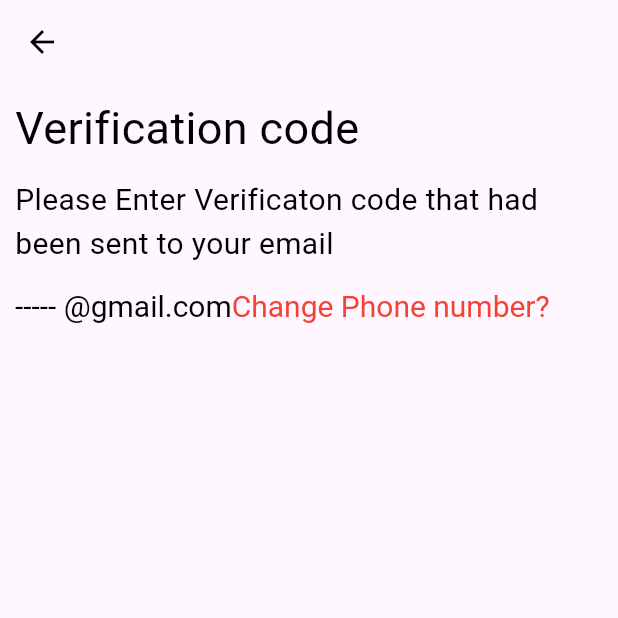
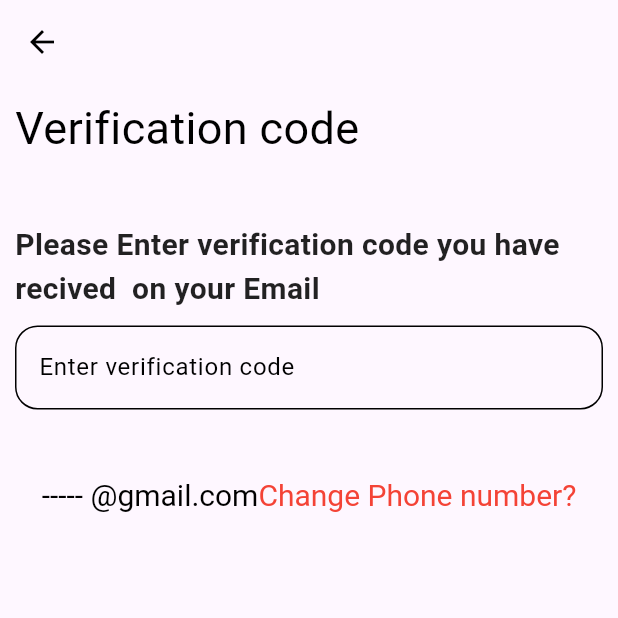
Before and after one commit to ritamagdy22/Second_Term-, a Flutter app: the Recivingcode screen opened directly, on a phone screen of 412 x 824 dp, the top half of it. Run offline on Flutter 3.47's test engine with Material 3 defaults, Android fonts, the phone set to English and light mode, and no system bars; our stand-ins replace animate_do, flutter_credit_card, getwidget, google_fonts, google_sign_in, smooth_page_indicator and 1 more; missing offline and left inert: ticket_widget.

Commit message:
Modified screen reciving code

```diff
--- a/lib/UI/RecivingCode/ResetForgetPasswordCode.dart
+++ b/lib/UI/RecivingCode/ResetForgetPasswordCode.dart
@@ -1,5 +1,7 @@
 import 'package:flutter/material.dart';
 import 'package:flutter/services.dart';
+import 'package:smart_parking_app/widget/Form_Label_Widget.dart';
+import 'package:smart_parking_app/widget/custom_Text_FormField.dart';
 
 import '../../widget/AppBarDetails.dart';
 
@@ -10,12 +12,16 @@ class Recivingcode extends StatelessWidget {
 
   @override
   Widget build(BuildContext context) {
+    TextEditingController RecivingcodeController = TextEditingController();
+
+    var formkey = GlobalKey<FormState>();
     return SafeArea(
         child: Scaffold(
             appBar: appBarWidget(context: context),
             body: SingleChildScrollView(
               child: Padding(
-          padding: const EdgeInsets.symmetric(vertical: 8.0, horizontal: 10),
+                padding:
+                    const EdgeInsets.symmetric(vertical: 8.0, horizontal: 10),
                 child: SizedBox(
                   width: MediaQuery.of(context).size.width,
                   height: MediaQuery.of(context).size.height,
@@ -30,27 +36,45 @@ class Recivingcode extends StatelessWidget {
                         const SizedBox(
                           height: 12,
                         ),
-                const Text(
-                    "Please Enter Verificaton code that had been sent to your email",
-                    style: TextStyle(
-                      fontSize: 20,
-                      color: Colors.black,
-                    )),
-
-/*
+                        Column(
+                          children: [
+                            Form(
+                              key: formkey,
+                              child: Column(
+                                crossAxisAlignment: CrossAxisAlignment.stretch,
+                                children: [
                                   const SizedBox(
-                  height: 12,
+                                    height: 30,
+                                    width: 10,
                                   ),
-                  const Text(
-                    "Please Enter Verificaton code that had been sent to your email",
-                    style: TextStyle(
-                      fontSize: 20,
-                      color: Colors.black,
-
-                    )
+                                  FormLabelWidget(
+                                      Label:
+                                          "Please Enter verification code you have recived  on your Email"),
+                                  const SizedBox(
+                                    height: 10,
+                                    width: 10,
                                   ),
-*/
-
+                                  CustomTextFormField(
+                                      isPassword: false,
+                                      Type: TextInputType.name,
+                                      validator: (text) {
+                                        if (text == null ||
+                                            text.trim().isEmpty) {
+                                          return "Please Enter your Name";
+                                        } else {
+                                          null;
+                                          return null;
+                                        }
+                                      },
+                                      controller: RecivingcodeController,
+                                      hintText: "Enter verification code"),
+                                  const SizedBox(
+                                    height: 30,
+                                    width: 10,
+                                  ),
+                                ],
+                              ),
+                            ),
                             const SizedBox(
                               height: 15,
                             ),
@@ -75,13 +99,14 @@ const SizedBox(
                             ),
                           ],
                         ),
+                      ]),
                 ),
               ),
-      ),
-    ));
+            )));
   }
 }
 
+/*
 InputDecoration textFormFieldDecoration = InputDecoration(
   hintText: "0",
   enabledBorder: OutlineInputBorder(
@@ -99,3 +124,5 @@ InputDecoration textFormFieldDecoration = InputDecoration(
     ),
   ),
 );
+
+*/
```
Lines whose indentation alone changed are shown as unchanged.
